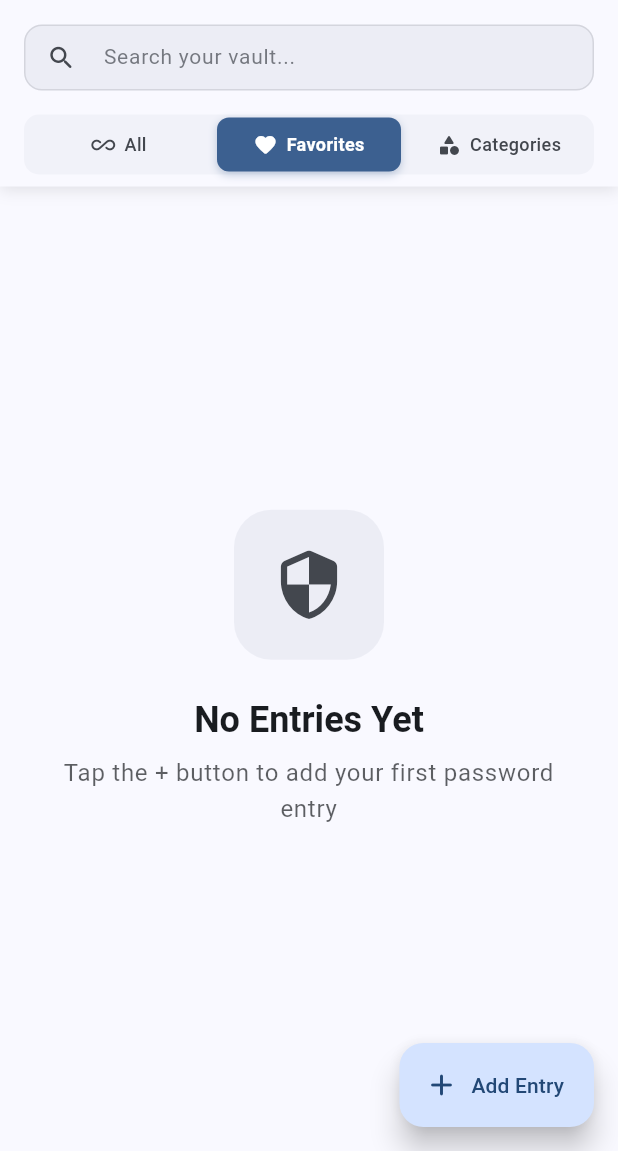
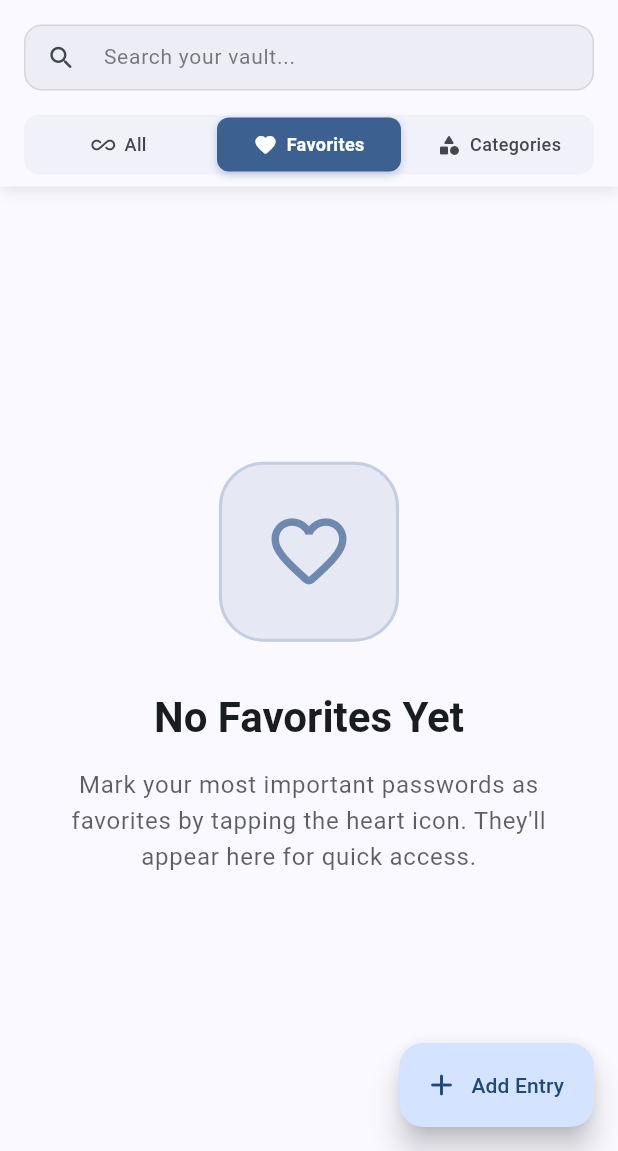
Before and after one commit to Soumaditya-Kashyap/armor-vision, a Flutter app: the HomeScreen screen opened directly, after a tap on the "settings" icon, after a tap on "Favorites", on a phone screen of 412 x 824 dp, the part 85-1236 px from its top. Run offline on Flutter 3.47's test engine with Material 3 defaults, Android fonts, the phone set to English and light mode, and no system bars; our stand-ins replace flutter_secure_storage, hive, hive_flutter, local_auth; missing offline and left inert: encrypt; accounts and stored records are empty; statements that could not run were skipped.

Commit message:
updated database service methods for data clearing and improve empty state messages in home screen

```diff
--- a/lib/screens/home/home_screen.dart
+++ b/lib/screens/home/home_screen.dart
@@ -39,8 +39,8 @@ class _HomeScreenState extends State<HomeScreen> {
         await _databaseService.initialize();
       }
 
-      // Create sample data if needed (for testing)
-      await _databaseService.createSampleData();
+      // Clear existing dummy data (one-time cleanup)
+      await _databaseService.clearAllEntries();
 
       final entries = await _databaseService.getAllPasswordEntries();
       final categories = await _databaseService.getAllCategories();
@@ -406,6 +406,15 @@ class _HomeScreenState extends State<HomeScreen> {
 
   Widget _buildEntriesList(List<PasswordEntry> entries) {
     if (entries.isEmpty) {
+      // Check which tab we're on for different empty states
+      if (_currentTabIndex == 1) {
+        return _buildEmptyState(
+          title: 'No Favorites Yet',
+          subtitle:
+              'Mark your most important passwords as favorites by tapping the heart icon. They\'ll appear here for quick access.',
+          icon: Icons.favorite_outline_rounded,
+        );
+      }
       return _buildEmptyState();
     }
 
@@ -429,9 +438,10 @@ class _HomeScreenState extends State<HomeScreen> {
   Widget _buildCategoriesList() {
     if (_categories.isEmpty) {
       return _buildEmptyState(
-        title: 'No Categories',
-        subtitle: 'Categories will help organize your entries',
-        icon: Icons.category_rounded,
+        title: 'No Categories Yet',
+        subtitle:
+            'Categories help organize your password entries. Default categories will be created when you add your first entry.',
+        icon: Icons.category_outlined,
       );
     }
 
@@ -510,9 +520,10 @@ class _HomeScreenState extends State<HomeScreen> {
   }
 
   Widget _buildEmptyState({
-    String title = 'No Entries Yet',
-    String subtitle = 'Tap the + button to add your first password entry',
-    IconData icon = Icons.security_rounded,
+    String title = 'Your Vault is Empty',
+    String subtitle =
+        'Start securing your digital life by adding your first password entry. Tap the "Add Entry" button below to get started!',
+    IconData icon = Icons.lock_outline_rounded,
   }) {
     final theme = Theme.of(context);
     final colorScheme = theme.colorScheme;
@@ -524,27 +535,37 @@ class _HomeScreenState extends State<HomeScreen> {
           mainAxisAlignment: MainAxisAlignment.center,
           children: [
             Container(
-              width: 100,
-              height: 100,
+              width: 120,
+              height: 120,
               decoration: BoxDecoration(
-                color: colorScheme.surfaceVariant.withOpacity(0.5),
-                borderRadius: BorderRadius.circular(25),
+                color: colorScheme.primary.withOpacity(0.1),
+                borderRadius: BorderRadius.circular(30),
+                border: Border.all(
+                  color: colorScheme.primary.withOpacity(0.2),
+                  width: 2,
+                ),
               ),
-              child: Icon(icon, size: 50, color: colorScheme.onSurfaceVariant),
+              child: Icon(
+                icon,
+                size: 60,
+                color: colorScheme.primary.withOpacity(0.7),
+              ),
             ),
-            const SizedBox(height: 24),
+            const SizedBox(height: 32),
             Text(
               title,
-              style: theme.textTheme.headlineSmall?.copyWith(
-                fontWeight: FontWeight.w600,
+              style: theme.textTheme.headlineMedium?.copyWith(
+                fontWeight: FontWeight.bold,
                 color: colorScheme.onSurface,
               ),
+              textAlign: TextAlign.center,
             ),
-            const SizedBox(height: 8),
+            const SizedBox(height: 16),
             Text(
               subtitle,
               style: theme.textTheme.bodyLarge?.copyWith(
                 color: colorScheme.onSurface.withOpacity(0.7),
+                height: 1.5,
               ),
               textAlign: TextAlign.center,
             ),
--- a/lib/services/simple_database_service.dart
+++ b/lib/services/simple_database_service.dart
@@ -223,6 +223,19 @@ class DatabaseService {
       await _categoriesBox.close();
       _isInitialized = false;
     }
+  }
+
+  /// Clear all password entries (for testing/reset purposes)
+  Future<void> clearAllEntries() async {
+    await _entriesBox.clear();
+  }
+
+  /// Clear all data (entries and categories)
+  Future<void> clearAllData() async {
+    await _entriesBox.clear();
+    await _categoriesBox.clear();
+    // Reinitialize default categories
+    await _createDefaultCategories();
   }
 
   /// Create sample data for testing
```
